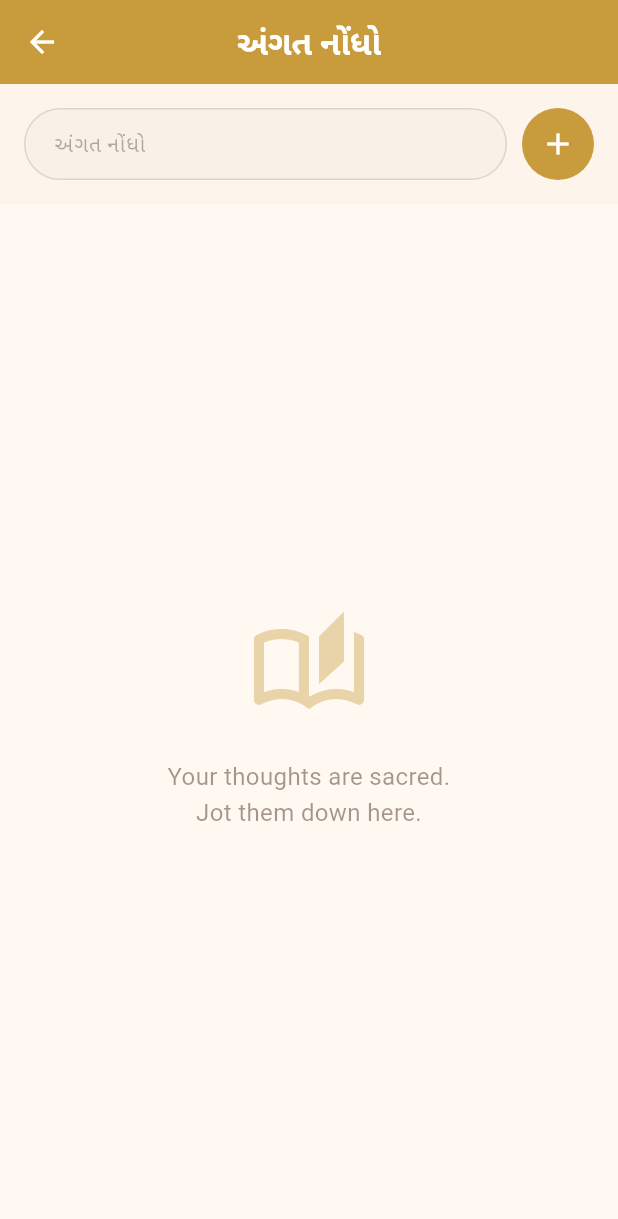
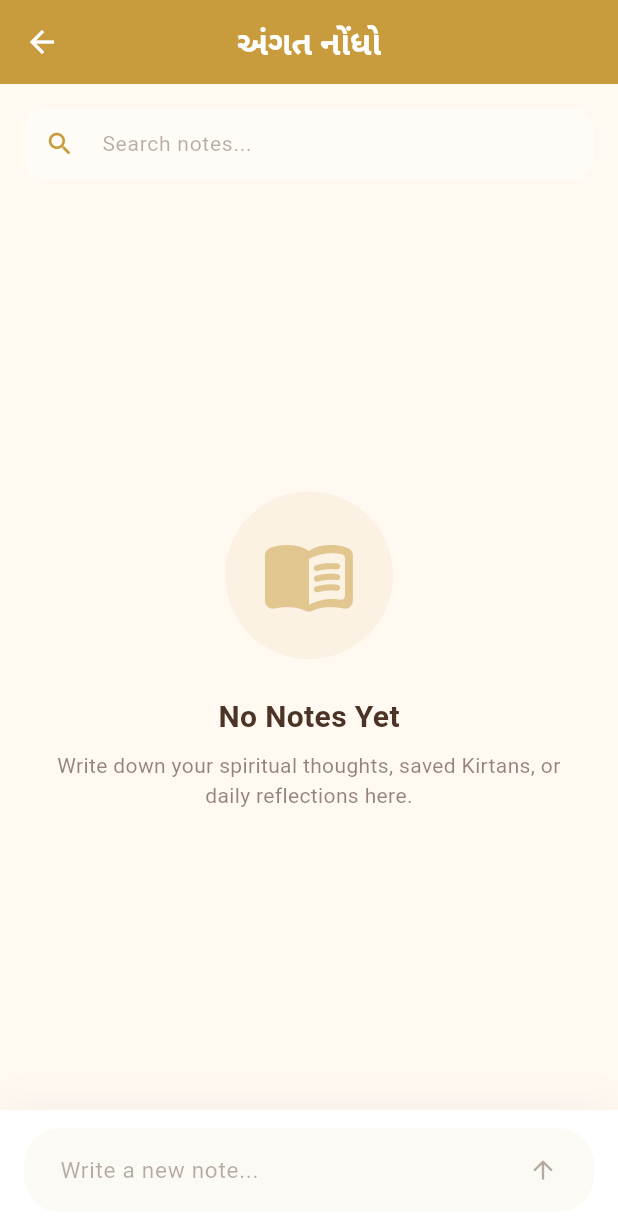
Before and after one commit to sujalR978/pushtidham, a Flutter app: the NotesPage screen opened directly, on a phone screen of 412 x 824 dp. Shown: the top 1219 px of the screen. Run offline on Flutter 3.47's test engine with Material 3 defaults, Android fonts, the phone set to English and light mode, and no system bars; our stand-ins replace shared_preferences, sqflite; accounts and stored records are empty.

Commit message:
Enhance NotesPage with search functionality, improved note card design, and refined input area for better user experience

```diff
--- a/lib/screen/Home Screen/drawer Menu Screens/Setting Screen /notesScreen.dart
+++ b/lib/screen/Home Screen/drawer Menu Screens/Setting Screen /notesScreen.dart
@@ -1,7 +1,10 @@
 import 'package:flutter/material.dart';
+import 'package:flutter/services.dart';
+// import 'package:share_plus/share_plus.dart'; // Optional: Add this package to pubspec.yaml for sharing!
 import 'package:pushtidham/database/notes_database_helper.dart';
 import 'package:pushtidham/l10n/app_localizations.dart';
-import 'package:intl/intl.dart';
+
+// import 'package:pushtidham/services/sound_service.dart'; // Custom sounds
 
 class NoteItem {
   final String id;
@@ -10,7 +13,6 @@ class NoteItem {
 
   NoteItem({required this.id, required this.content, required this.timestamp});
 
-  // Convert a NoteItem into a Map for SQLite
   Map<String, dynamic> toMap() {
     return {
       'id': id,
@@ -19,7 +21,6 @@ class NoteItem {
     };
   }
 
-  // Convert a Map from SQLite into a NoteItem
   factory NoteItem.fromMap(Map<String, dynamic> map) {
     return NoteItem(
       id: map['id'],
@@ -38,34 +39,56 @@ class NotesPage extends StatefulWidget {
 
 class _NotesPageState extends State<NotesPage> {
   List<NoteItem> _notes = [];
-  bool _isLoading = true; // Added loading state
+  String _searchQuery = ""; // New: Search feature
+  bool _isLoading = true;
   final TextEditingController _noteController = TextEditingController();
+  final TextEditingController _searchController = TextEditingController();
+
+  // New: Pastel colors for beautiful sticky-note vibes
+  final List<Color> _cardColors = [
+    const Color(0xFFFDE68A).withOpacity(0.3), // Soft Yellow
+    const Color(0xFFA7F3D0).withOpacity(0.3), // Soft Green
+    const Color(0xFFBFDBFE).withOpacity(0.3), // Soft Blue
+    const Color(0xFFFBCFE8).withOpacity(0.3), // Soft Pink
+    const Color(0xFFE9D5FF).withOpacity(0.3), // Soft Purple
+  ];
 
   @override
   void initState() {
     super.initState();
-    _loadNotes(); // Fetch data when screen opens
+    _loadNotes();
+
+    // Listen for input to update the send button color
+    _noteController.addListener(() => setState(() {}));
   }
 
-  // Fetch notes from Database
   Future<void> _loadNotes() async {
     setState(() => _isLoading = true);
-
+    try {
       final dbNotes = await NotesDatabaseHelper.instance.getAllNotes();
-
       setState(() {
         _notes = dbNotes.map((json) => NoteItem.fromMap(json)).toList();
         _isLoading = false;
       });
+    } catch (e) {
+      // Failsafe in case DB isn't ready
+      setState(() => _isLoading = false);
+    }
   }
 
-  // Add note to Database and UI
+  // FIXED Add Note Function
   Future<void> _addNote() async {
-    if (_noteController.text.trim().isEmpty) return;
+    final text = _noteController.text.trim();
+    if (text.isEmpty) return;
+
+    HapticFeedback.lightImpact();
+    // SoundService().playClick();
+
+    final l10n = AppLocalizations.of(context)!;
 
     final newNote = NoteItem(
       id: DateTime.now().toString(),
-      content: _noteController.text.trim(),
+      content: text,
       timestamp: DateTime.now(),
     );
 
@@ -75,77 +98,96 @@ class _NotesPageState extends State<NotesPage> {
     // Update UI
     setState(() {
       _notes.insert(0, newNote);
+      _searchQuery = ""; // Reset search if adding a new note
+      _searchController.clear();
     });
 
     _noteController.clear();
-    FocusScope.of(context).unfocus(); // Close the virtual keyboard
+    FocusScope.of(context).unfocus(); // Hides keyboard
 
-    if (mounted) {
+    _showToast("Note Saved!", Icons.check_circle_outline);
+  }
+
+  Future<void> _deleteNote(int index) async {
+    HapticFeedback.mediumImpact();
+
+    final noteId = _filteredNotes[index].id;
+
+    await NotesDatabaseHelper.instance.deleteNote(noteId);
+
+    setState(() {
+      _notes.removeWhere((n) => n.id == noteId);
+    });
+
+    _showToast("Note deleted", Icons.delete_outline_rounded);
+  }
+
+  Future<void> _copyToClipboard(String content) async {
+    HapticFeedback.lightImpact();
+    await Clipboard.setData(ClipboardData(text: content));
+    _showToast("Copied to clipboard", Icons.copy_rounded);
+  }
+
+  void _showToast(String message, IconData icon) {
+    if (!mounted) return;
     ScaffoldMessenger.of(context).showSnackBar(
       SnackBar(
-          content: const Text("Note saved!"),
+        content: Row(
+          children: [
+            Icon(icon, color: Colors.white, size: 20),
+            const SizedBox(width: 10),
+            Text(message),
+          ],
+        ),
+        backgroundColor: Theme.of(context).colorScheme.primary,
+        behavior: SnackBarBehavior.floating,
+        shape: RoundedRectangleBorder(borderRadius: BorderRadius.circular(12)),
+        margin: const EdgeInsets.all(16),
         duration: const Duration(seconds: 2),
-          behavior: SnackBarBehavior.floating,
-          shape: RoundedRectangleBorder(
-            borderRadius: BorderRadius.circular(10),
-          ),
       ),
     );
   }
+
+  String _formatDate(DateTime dt) {
+    final months = [
+      "Jan",
+      "Feb",
+      "Mar",
+      "Apr",
+      "May",
+      "Jun",
+      "Jul",
+      "Aug",
+      "Sep",
+      "Oct",
+      "Nov",
+      "Dec",
+    ];
+    final time =
+        "${dt.hour.toString().padLeft(2, '0')}:${dt.minute.toString().padLeft(2, '0')}";
+
+    // Check if it's today
+    final now = DateTime.now();
+    if (dt.year == now.year && dt.month == now.month && dt.day == now.day) {
+      return "Today • $time";
+    }
+    return "${dt.day} ${months[dt.month - 1]} ${dt.year}";
   }
 
-  // Delete note from Database and UI
-  Future<void> _deleteNote(int index) async {
-    if (!mounted) return;
-    final l10n = AppLocalizations.of(context)!;
-    final noteToDelete = _notes[index];
-
-    // Update UI first for responsiveness
-    setState(() {
-      _notes.removeAt(index);
-    });
-
-    // Remove from DB
-    await NotesDatabaseHelper.instance.deleteNote(noteToDelete.id);
-
-    // Show confirmation with Undo
-    if (mounted) {
-      ScaffoldMessenger.of(context).showSnackBar(
-        SnackBar(
-          content: const Text("Note Deleted"),
-          duration: const Duration(seconds: 4),
-          behavior: SnackBarBehavior.floating,
-          shape: RoundedRectangleBorder(
-            borderRadius: BorderRadius.circular(10),
-          ),
-          action: SnackBarAction(
-            label: l10n.btn_undo.toUpperCase(),
-            onPressed: () {
-              _undoDelete(index, noteToDelete);
-            },
-          ),
-        ),
-      );
-    }
-  }
-
-  // Handle the "Undo" action
-  Future<void> _undoDelete(int index, NoteItem note) async {
-    // Re-insert into DB
-    await NotesDatabaseHelper.instance.insertNote(note.toMap());
-    // Re-insert into UI at the original position
-    setState(() {
-      _notes.insert(index, note);
-    });
-  }
-
-  String _formatDate(DateTime dt) {
-    return DateFormat.yMMMd().add_jm().format(dt); // e.g., Jul 28, 2024 5:30 PM
+  // New: Getter for filtered notes based on search
+  List<NoteItem> get _filteredNotes {
+    if (_searchQuery.isEmpty) return _notes;
+    return _notes
+        .where(
+          (n) => n.content.toLowerCase().contains(_searchQuery.toLowerCase()),
+        )
+        .toList();
   }
 
   @override
   void dispose() {
     _noteController.dispose();
+    _searchController.dispose();
     super.dispose();
   }
 
@@ -164,66 +206,15 @@ class _NotesPageState extends State<NotesPage> {
         backgroundColor: theme.colorScheme.primary,
         foregroundColor: theme.colorScheme.onPrimary,
         elevation: 0,
+        centerTitle: true,
       ),
       body: SafeArea(
         child: Column(
           children: [
-            // 1. TOP INPUT PANEL
-            Container(
-              padding: const EdgeInsets.all(16.0),
-              color: theme.colorScheme.primary.withOpacity(0.04),
-              child: Row(
-                children: [
-                  Expanded(
-                    child: TextField(
-                      controller: _noteController,
-                      style: TextStyle(color: theme.colorScheme.onSurface),
-                      maxLines: null,
-                      keyboardType: TextInputType.multiline,
-                      decoration: InputDecoration(
-                        hintText: l10n.nav_notes,
-                        hintStyle: TextStyle(
-                          color: theme.colorScheme.onSurface.withOpacity(0.4),
-                          fontSize: 14,
-                        ),
-                        filled: true,
-                        fillColor: theme.cardTheme.color,
-                        contentPadding: const EdgeInsets.symmetric(
-                          vertical: 12,
-                          horizontal: 16,
-                        ),
-                        focusedBorder: OutlineInputBorder(
-                          borderRadius: BorderRadius.circular(24),
-                          borderSide: BorderSide(
-                            color: theme.colorScheme.primary,
-                            width: 1.5,
-                          ),
-                        ),
-                        enabledBorder: OutlineInputBorder(
-                          borderRadius: BorderRadius.circular(24),
-                          borderSide: BorderSide(
-                            color: theme.colorScheme.onSurface.withOpacity(
-                              0.15,
-                            ),
-                          ),
-                        ),
-                      ),
-                    ),
-                  ),
-                  const SizedBox(width: 10),
-                  CircleAvatar(
-                    radius: 24,
-                    backgroundColor: theme.colorScheme.primary,
-                    child: IconButton(
-                      icon: const Icon(Icons.add, color: Colors.white),
-                      onPressed: _addNote,
-                    ),
-                  ),
-                ],
-              ),
-            ),
+            // NEW FEATURE: Search Bar
+            _buildSearchBar(theme),
 
-            // 2. ACTIVE NOTES LIST VIEW
+            // 1. DYNAMIC NOTES LIST
             Expanded(
               child: _isLoading
                   ? Center(
@@ -231,125 +222,236 @@ class _NotesPageState extends State<NotesPage> {
                         color: theme.colorScheme.primary,
                       ),
                     )
-                  : _notes.isEmpty
-                  ? Center(
+                  : _filteredNotes.isEmpty
+                  ? _buildEmptyState(theme)
+                  : ListView.builder(
+                      itemCount: _filteredNotes.length,
+                      padding: const EdgeInsets.only(
+                        left: 16,
+                        right: 16,
+                        top: 12,
+                        bottom: 24,
+                      ),
+                      itemBuilder: (context, index) {
+                        return _buildNoteCard(
+                          theme,
+                          _filteredNotes[index],
+                          index,
+                        );
+                      },
+                    ),
+            ),
+
+            // 2. FIXED: Modern Bottom Input Bar
+            _buildBottomInputArea(theme),
+          ],
+        ),
+      ),
+    );
+  }
+
+  // --- UPGRADED WIDGETS ---
+
+  Widget _buildSearchBar(ThemeData theme) {
+    return Container(
+      padding: const EdgeInsets.fromLTRB(16, 16, 16, 8),
+      child: TextField(
+        controller: _searchController,
+        onChanged: (val) => setState(() => _searchQuery = val),
+        style: TextStyle(color: theme.colorScheme.onSurface, fontSize: 14),
+        decoration: InputDecoration(
+          hintText: "Search notes...",
+          hintStyle: TextStyle(
+            color: theme.colorScheme.onSurface.withOpacity(0.4),
+          ),
+          prefixIcon: Icon(
+            Icons.search_rounded,
+            color: theme.colorScheme.primary,
+            size: 20,
+          ),
+          suffixIcon: _searchQuery.isNotEmpty
+              ? IconButton(
+                  icon: const Icon(Icons.clear, size: 18),
+                  onPressed: () {
+                    _searchController.clear();
+                    setState(() => _searchQuery = "");
+                    FocusScope.of(context).unfocus();
+                  },
+                )
+              : null,
+          filled: true,
+          fillColor: theme.colorScheme.surfaceContainerHighest.withOpacity(0.3),
+          contentPadding: const EdgeInsets.symmetric(
+            vertical: 0,
+            horizontal: 16,
+          ),
+          border: OutlineInputBorder(
+            borderRadius: BorderRadius.circular(16),
+            borderSide: BorderSide.none,
+          ),
+        ),
+      ),
+    );
+  }
+
+  Widget _buildEmptyState(ThemeData theme) {
+    return Center(
+      child: Padding(
+        padding: const EdgeInsets.all(32.0),
         child: Column(
           mainAxisAlignment: MainAxisAlignment.center,
           children: [
-                          Icon(
-                            Icons.auto_stories_outlined,
-                            size: 80,
-                            color: theme.colorScheme.primary.withOpacity(0.4),
+            Container(
+              padding: const EdgeInsets.all(24),
+              decoration: BoxDecoration(
+                color: theme.colorScheme.primary.withOpacity(0.08),
+                shape: BoxShape.circle,
               ),
-                          const SizedBox(height: 20),
+              child: Icon(
+                _searchQuery.isNotEmpty
+                    ? Icons.search_off_rounded
+                    : Icons.menu_book_rounded,
+                size: 64,
+                color: theme.colorScheme.primary.withOpacity(0.5),
+              ),
+            ),
+            const SizedBox(height: 24),
             Text(
-                            "Your thoughts are sacred.\nJot them down here.",
+              _searchQuery.isNotEmpty ? "No results found" : "No Notes Yet",
+              style: TextStyle(
+                fontSize: 20,
+                fontWeight: FontWeight.bold,
+                color: theme.colorScheme.onSurface,
+              ),
+            ),
+            const SizedBox(height: 8),
+            Text(
+              _searchQuery.isNotEmpty
+                  ? "Try searching with a different keyword."
+                  : "Write down your spiritual thoughts, saved Kirtans, or daily reflections here.",
               textAlign: TextAlign.center,
               style: TextStyle(
-                              color: theme.colorScheme.onSurface.withOpacity(
-                                0.5,
-                              ),
-                              fontSize: 16,
-                              height: 1.5,
+                fontSize: 14,
+                color: theme.colorScheme.onSurface.withOpacity(0.6),
+                height: 1.4,
               ),
             ),
           ],
         ),
-                    )
-                  : ListView.builder(
-                      itemCount: _notes.length,
-                      padding: const EdgeInsets.symmetric(
-                        horizontal: 16,
-                        vertical: 12,
       ),
-                      itemBuilder: (context, index) {
-                        final note = _notes[index];
+    );
+  }
+
+  Widget _buildNoteCard(ThemeData theme, NoteItem note, int index) {
+    // Pick a pastel color based on the index to make the list look vibrant
+    final cardColor = _cardColors[index % _cardColors.length];
+
     return Padding(
+      key: Key(note.id),
       padding: const EdgeInsets.only(bottom: 12.0),
       child: Dismissible(
-                            key: ValueKey(note.id),
+        key: Key(note.id),
         direction: DismissDirection.endToStart,
         background: Container(
           alignment: Alignment.centerRight,
-                              padding: const EdgeInsets.only(right: 20),
+          padding: const EdgeInsets.only(right: 24),
           decoration: BoxDecoration(
-                                gradient: LinearGradient(
-                                  colors: [
-                                    theme.colorScheme.error.withOpacity(0.75),
-                                    theme.colorScheme.error,
-                                  ],
-                                  begin: Alignment.centerLeft,
-                                  end: Alignment.centerRight,
+            color: theme.colorScheme.error,
+            borderRadius: BorderRadius.circular(20),
           ),
-                                borderRadius: BorderRadius.circular(12),
-                              ),
-                              child: const Row(
-                                mainAxisAlignment: MainAxisAlignment.end,
-                                children: [
-                                  Text(
-                                    "Delete",
-                                    style: TextStyle(
+          child: const Icon(
+            Icons.delete_sweep_rounded,
             color: Colors.white,
-                                      fontWeight: FontWeight.bold,
-                                    ),
-                                  ),
-                                  SizedBox(width: 8),
-                                  Icon(
-                                    Icons.delete_forever,
-                                    color: Colors.white,
-                                  ),
-                                ],
+            size: 28,
           ),
         ),
         onDismissed: (direction) => _deleteNote(index),
         child: Container(
           decoration: BoxDecoration(
-                                color: theme.cardColor,
-                                borderRadius: BorderRadius.circular(12),
-                                border: Border(
-                                  left: BorderSide(
-                                    color: theme.colorScheme.primary,
-                                    width: 4,
-                                  ),
+            color: theme.colorScheme.brightness == Brightness.dark
+                ? theme
+                      .colorScheme
+                      .surface // Keep dark theme subtle
+                : cardColor, // Show pastel colors in light themes
+            borderRadius: BorderRadius.circular(20),
+            border: Border.all(
+              color: theme.colorScheme.onSurface.withOpacity(0.05),
             ),
             boxShadow: [
               BoxShadow(
-                                    color: theme.shadowColor.withOpacity(0.08),
-                                    blurRadius: 10,
+                color: Colors.black.withOpacity(0.02),
+                blurRadius: 8,
                 offset: const Offset(0, 4),
               ),
             ],
           ),
           child: Padding(
-                                padding: const EdgeInsets.fromLTRB(
-                                  16,
-                                  12,
-                                  16,
-                                  12,
-                                ),
+            padding: const EdgeInsets.all(16.0),
             child: Column(
               crossAxisAlignment: CrossAxisAlignment.start,
               children: [
+                Row(
+                  mainAxisAlignment: MainAxisAlignment.spaceBetween,
+                  children: [
+                    Text(
+                      _formatDate(note.timestamp),
+                      style: TextStyle(
+                        fontSize: 12,
+                        fontWeight: FontWeight.w600,
+                        color: theme.colorScheme.primary,
+                      ),
+                    ),
+                    Icon(
+                      Icons.push_pin_outlined,
+                      size: 16,
+                      color: theme.colorScheme.onSurface.withOpacity(0.3),
+                    ),
+                  ],
+                ),
+                const SizedBox(height: 12),
                 Text(
                   note.content,
                   style: TextStyle(
                     fontSize: 15,
                     height: 1.5,
-                                        color: theme.colorScheme.onSurface,
+                    color: theme.colorScheme.onSurface.withOpacity(0.9),
                   ),
                 ),
                 const SizedBox(height: 12),
-                                    Align(
-                                      alignment: Alignment.centerRight,
-                                      child: Text(
-                                        _formatDate(note.timestamp),
-                                        style: TextStyle(
-                                          fontSize: 11,
-                                          fontWeight: FontWeight.w500,
-                                          color: theme.colorScheme.onSurface
-                                              .withOpacity(0.5),
+
+                // Footer Actions
+                Row(
+                  mainAxisAlignment: MainAxisAlignment.end,
+                  children: [
+                    // Copy Button
+                    IconButton(
+                      onPressed: () => _copyToClipboard(note.content),
+                      icon: Icon(
+                        Icons.copy_rounded,
+                        size: 18,
+                        color: theme.colorScheme.onSurface.withOpacity(0.5),
+                      ),
+                      constraints: const BoxConstraints(),
+                      padding: const EdgeInsets.symmetric(
+                        horizontal: 8,
+                        vertical: 4,
                       ),
                     ),
+                    // Optional: Share Button (Will just copy if you don't use share_plus package)
+                    IconButton(
+                      onPressed: () => _copyToClipboard(note.content),
+                      icon: Icon(
+                        Icons.share_rounded,
+                        size: 18,
+                        color: theme.colorScheme.onSurface.withOpacity(0.5),
+                      ),
+                      constraints: const BoxConstraints(),
+                      padding: const EdgeInsets.symmetric(
+                        horizontal: 8,
+                        vertical: 4,
+                      ),
+                    ),
+                  ],
                 ),
               ],
             ),
@@ -357,10 +459,86 @@ class _NotesPageState extends State<NotesPage> {
         ),
       ),
     );
-                      },
+  }
+
+  // FIXED: The Send button is now a suffixIcon inside the TextField itself!
+  Widget _buildBottomInputArea(ThemeData theme) {
+    final isTyping = _noteController.text.trim().isNotEmpty;
+
+    return Container(
+      padding: EdgeInsets.only(
+        left: 16,
+        right: 16,
+        top: 12,
+        bottom: MediaQuery.of(context).padding.bottom > 0
+            ? MediaQuery.of(context).padding.bottom
+            : 16,
+      ),
+      decoration: BoxDecoration(
+        color: theme.colorScheme.surface,
+        boxShadow: [
+          BoxShadow(
+            color: Colors.black.withOpacity(0.04),
+            blurRadius: 20,
+            offset: const Offset(0, -4),
+          ),
+        ],
+      ),
+      child: TextField(
+        controller: _noteController,
+        style: TextStyle(color: theme.colorScheme.onSurface),
+        maxLines: 4,
+        minLines: 1,
+        textCapitalization: TextCapitalization.sentences,
+        decoration: InputDecoration(
+          hintText: "Write a new note...",
+          hintStyle: TextStyle(
+            color: theme.colorScheme.onSurface.withOpacity(0.4),
+            fontSize: 15,
+          ),
+          filled: true,
+          fillColor: theme.colorScheme.primary.withOpacity(0.05),
+          contentPadding: const EdgeInsets.only(
+            left: 20,
+            right: 8,
+            top: 14,
+            bottom: 14,
+          ),
+          border: OutlineInputBorder(
+            borderRadius: BorderRadius.circular(24),
+            borderSide: BorderSide.none,
+          ),
+          focusedBorder: OutlineInputBorder(
+            borderRadius: BorderRadius.circular(24),
+            borderSide: BorderSide(
+              color: theme.colorScheme.primary.withOpacity(0.5),
+              width: 1,
             ),
           ),
-          ],
+
+          // THE FIX: Moving the button inside the TextField ensures it is ALWAYS tappable
+          suffixIcon: Padding(
+            padding: const EdgeInsets.only(right: 6.0),
+            child: Container(
+              margin: const EdgeInsets.all(4),
+              decoration: BoxDecoration(
+                color: isTyping
+                    ? theme.colorScheme.primary
+                    : Colors.transparent,
+                shape: BoxShape.circle,
+              ),
+              child: IconButton(
+                icon: Icon(
+                  Icons.arrow_upward_rounded,
+                  color: isTyping
+                      ? theme.colorScheme.onPrimary
+                      : theme.colorScheme.onSurface.withOpacity(0.4),
+                  size: 20,
+                ),
+                onPressed: isTyping ? _addNote : null,
+              ),
+            ),
+          ),
         ),
       ),
     );
```
Lines whose indentation alone changed are shown as unchanged.
